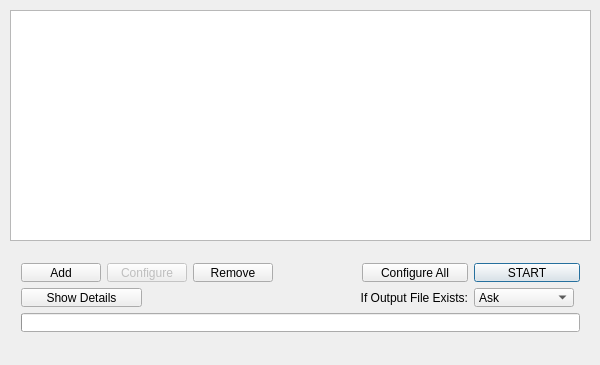
Qt form Source/amvtool.ui (l33tmeatwad/AMVtool) before a commit.
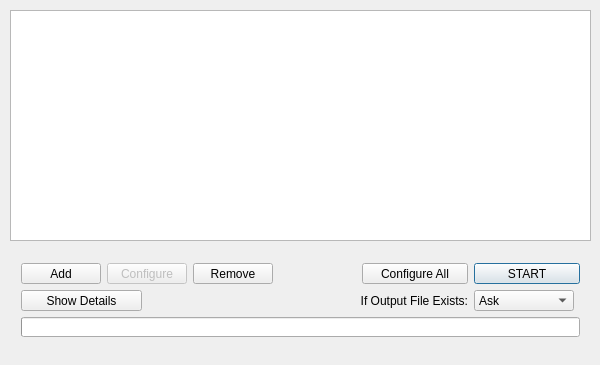
The same form after that commit.

What changed in the file:
```diff
--- a/Source/amvtool.ui
+++ b/Source/amvtool.ui
@@ -67,7 +67,7 @@
       <x>10</x>
       <y>252</y>
       <width>581</width>
-      <height>91</height>
+      <height>96</height>
      </rect>
     </property>
     <layout class="QGridLayout" name="gridLayout">
```
Left out of the diff: 2 changed lines with no effect on the pictures.
